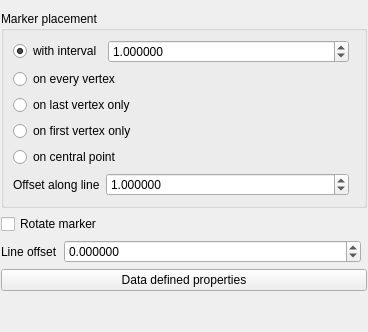
Old version of the form src/ui/symbollayer/widget_markerline.ui in the repository qgis/QGIS.
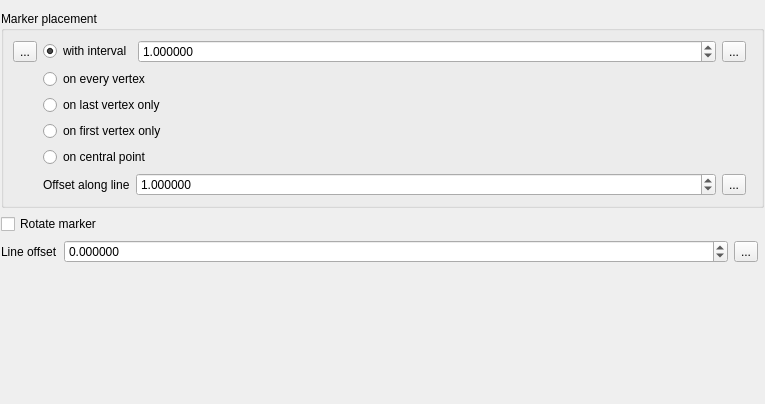
New version of the form. Custom widgets are drawn as their Qt base class.

Diff of the .ui file:
```diff
--- a/src/ui/symbollayer/widget_markerline.ui
+++ b/src/ui/symbollayer/widget_markerline.ui
@@ -6,8 +6,8 @@
    <rect>
     <x>0</x>
     <y>0</y>
-    <width>368</width>
-    <height>332</height>
+    <width>765</width>
+    <height>404</height>
    </rect>
   </property>
   <property name="windowTitle">
@@ -35,7 +35,78 @@
       <string>Marker placement</string>
      </property>
      <layout class="QGridLayout" name="gridLayout">
-      <item row="0" column="0">
+      <item row="5" column="1">
+       <layout class="QHBoxLayout" name="horizontalLayout">
+        <item>
+         <widget class="QLabel" name="label">
+          <property name="text">
+           <string>Offset along line</string>
+          </property>
+         </widget>
+        </item>
+        <item>
+         <widget class="QgsDoubleSpinBox" name="mSpinOffsetAlongLine">
+          <property name="sizePolicy">
+           <sizepolicy hsizetype="Minimum" vsizetype="Fixed">
+            <horstretch>1</horstretch>
+            <verstretch>0</verstretch>
+           </sizepolicy>
+          </property>
+          <property name="decimals">
+           <number>6</number>
+          </property>
+          <property name="maximum">
+           <double>10000000.000000000000000</double>
+          </property>
+          <property name="singleStep">
+           <double>0.200000000000000</double>
+          </property>
+          <property name="value">
+           <double>1.000000000000000</double>
+          </property>
+         </widget>
+        </item>
+        <item>
+         <widget class="QgsDataDefinedButton" name="mOffsetAlongLineDDBtn">
+          <property name="text">
+           <string>...</string>
+          </property>
+         </widget>
+        </item>
+        <item>
+         <widget class="QgsUnitSelectionWidget" name="mOffsetAlongLineUnitWidget" native="true">
+          <property name="minimumSize">
+           <size>
+            <width>0</width>
+            <height>0</height>
+           </size>
+          </property>
+         </widget>
+        </item>
+       </layout>
+      </item>
+      <item row="4" column="1">
+       <widget class="QRadioButton" name="radCentralPoint">
+        <property name="text">
+         <string>on central point</string>
+        </property>
+       </widget>
+      </item>
+      <item row="1" column="1">
+       <widget class="QRadioButton" name="radVertex">
+        <property name="text">
+         <string>on every vertex</string>
+        </property>
+       </widget>
+      </item>
+      <item row="2" column="1">
+       <widget class="QRadioButton" name="radVertexLast">
+        <property name="text">
+         <string>on last vertex only</string>
+        </property>
+       </widget>
+      </item>
+      <item row="0" column="1">
        <layout class="QHBoxLayout" name="horizontalLayout_4">
         <item>
          <widget class="QRadioButton" name="radInterval">
@@ -73,74 +144,38 @@
          </widget>
         </item>
         <item>
-         <widget class="QgsUnitSelectionWidget" name="mIntervalUnitWidget" native="true"/>
+         <widget class="QgsDataDefinedButton" name="mIntervalDDBtn">
+          <property name="text">
+           <string>...</string>
+          </property>
+         </widget>
+        </item>
+        <item>
+         <widget class="QgsUnitSelectionWidget" name="mIntervalUnitWidget" native="true">
+          <property name="minimumSize">
+           <size>
+            <width>0</width>
+            <height>0</height>
+           </size>
+          </property>
+         </widget>
         </item>
        </layout>
       </item>
-      <item row="1" column="0">
-       <widget class="QRadioButton" name="radVertex">
-        <property name="text">
-         <string>on every vertex</string>
-        </property>
-       </widget>
-      </item>
-      <item row="2" column="0">
-       <widget class="QRadioButton" name="radVertexLast">
-        <property name="text">
-         <string>on last vertex only</string>
-        </property>
-       </widget>
-      </item>
-      <item row="3" column="0">
+      <item row="3" column="1">
        <widget class="QRadioButton" name="radVertexFirst">
         <property name="text">
          <string>on first vertex only</string>
         </property>
        </widget>
       </item>
-      <item row="4" column="0">
-       <widget class="QRadioButton" name="radCentralPoint">
+      <item row="0" column="0">
+       <widget class="QgsDataDefinedButton" name="mPlacementDDBtn">
         <property name="text">
-         <string>on central point</string>
+         <string>...</string>
         </property>
        </widget>
       </item>
-      <item row="5" column="0">
-       <layout class="QHBoxLayout" name="horizontalLayout">
-        <item>
-         <widget class="QLabel" name="label">
-          <property name="text">
-           <string>Offset along line</string>
-          </property>
-         </widget>
-        </item>
-        <item>
-         <widget class="QgsDoubleSpinBox" name="mSpinOffsetAlongLine">
-          <property name="sizePolicy">
-           <sizepolicy hsizetype="Minimum" vsizetype="Fixed">
-            <horstretch>1</horstretch>
-            <verstretch>0</verstretch>
-           </sizepolicy>
-          </property>
-          <property name="decimals">
-           <number>6</number>
-          </property>
-          <property name="maximum">
-           <double>10000000.000000000000000</double>
-          </property>
-          <property name="singleStep">
-           <double>0.200000000000000</double>
-          </property>
-          <property name="value">
-           <double>1.000000000000000</double>
-          </property>
-         </widget>
-        </item>
-        <item>
-         <widget class="QgsUnitSelectionWidget" name="mOffsetAlongLineUnitWidget" native="true"/>
-        </item>
-       </layout>
-      </item>
      </layout>
     </widget>
    </item>
@@ -183,24 +218,25 @@
       </widget>
      </item>
      <item>
-      <widget class="QgsUnitSelectionWidget" name="mOffsetUnitWidget" native="true"/>
+      <widget class="QgsDataDefinedButton" name="mLineOffsetDDBtn">
+       <property name="text">
+        <string>...</string>
+       </property>
+      </widget>
+     </item>
+     <item>
+      <widget class="QgsUnitSelectionWidget" name="mOffsetUnitWidget" native="true">
+       <property name="minimumSize">
+        <size>
+         <width>0</width>
+         <height>0</height>
+        </size>
+       </property>
+      </widget>
      </item>
     </layout>
    </item>
-   <item row="4" column="0" colspan="2">
-    <widget class="QPushButton" name="mDataDefinedPropertiesButton">
-     <property name="sizePolicy">
-      <sizepolicy hsizetype="Minimum" vsizetype="Fixed">
-       <horstretch>0</horstretch>
-       <verstretch>0</verstretch>
-      </sizepolicy>
-     </property>
-     <property name="text">
-      <string>Data defined properties</string>
-     </property>
-    </widget>
-   </item>
-   <item row="5" column="0">
+   <item row="4" column="0">
     <spacer name="verticalSpacer">
      <property name="orientation">
       <enum>Qt::Vertical</enum>
@@ -227,6 +263,11 @@
    <header>qgsunitselectionwidget.h</header>
    <container>1</container>
   </customwidget>
+  <customwidget>
+   <class>QgsDataDefinedButton</class>
+   <extends>QToolButton</extends>
+   <header>qgsdatadefinedbutton.h</header>
+  </customwidget>
  </customwidgets>
  <tabstops>
   <tabstop>radInterval</tabstop>
```
Left out of the diff: 6 changed lines with no effect on the pictures.
